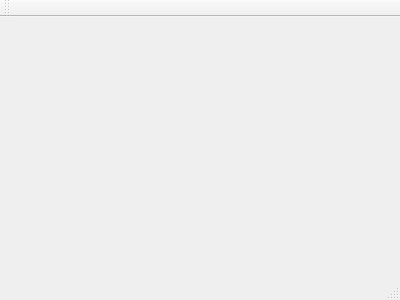
Above: mainwindow.ui from Teaching-projects/SZE-Projektmunka2-2019-XBodyStats before the change. Below: the same form after it.
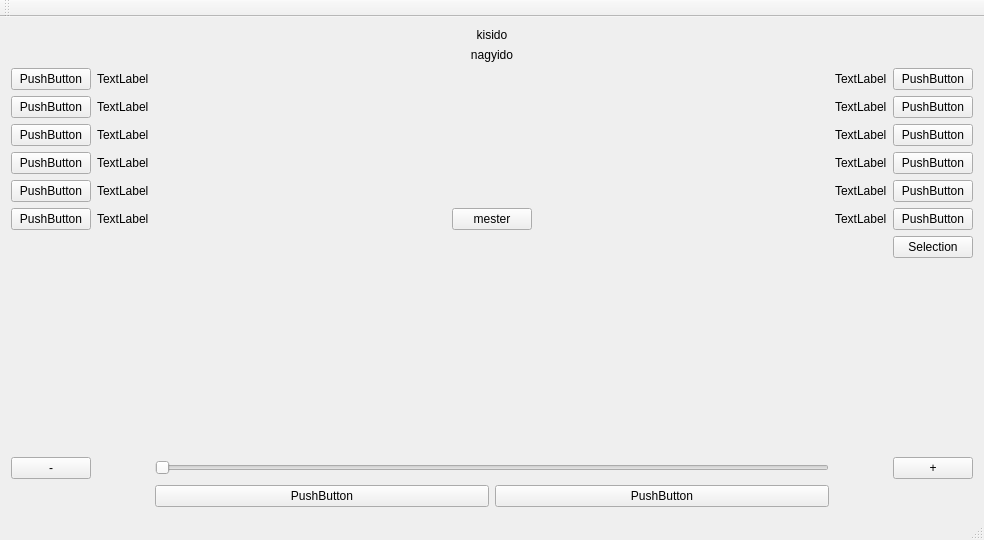
That is the form after the change.

```diff
--- a/mainwindow.ui
+++ b/mainwindow.ui
@@ -1,24 +1,355 @@
 <ui version="4.0">
  <class>MainWindow</class>
- <widget class="QMainWindow" name="MainWindow" >
-  <property name="geometry" >
+ <widget class="QMainWindow" name="MainWindow">
+  <property name="geometry">
    <rect>
     <x>0</x>
     <y>0</y>
-    <width>400</width>
-    <height>300</height>
+    <width>984</width>
+    <height>540</height>
    </rect>
   </property>
-  <property name="windowTitle" >
+  <property name="minimumSize">
+   <size>
+    <width>984</width>
+    <height>540</height>
+   </size>
+  </property>
+  <property name="maximumSize">
+   <size>
+    <width>984</width>
+    <height>540</height>
+   </size>
+  </property>
+  <property name="windowTitle">
    <string>MainWindow</string>
   </property>
-  <widget class="QMenuBar" name="menuBar" />
-  <widget class="QToolBar" name="mainToolBar" />
-  <widget class="QWidget" name="centralWidget" />
-  <widget class="QStatusBar" name="statusBar" />
+  <widget class="QWidget" name="centralWidget">
+   <layout class="QGridLayout" name="gridLayout">
+    <item row="9" column="4">
+     <widget class="QPushButton" name="pushButton_7">
+      <property name="text">
+       <string>PushButton</string>
+      </property>
+     </widget>
+    </item>
+    <item row="9" column="2">
+     <layout class="QHBoxLayout" name="horizontalLayout_2">
+      <item>
+       <spacer name="horizontalSpacer_2">
+        <property name="orientation">
+         <enum>Qt::Horizontal</enum>
+        </property>
+        <property name="sizeHint" stdset="0">
+         <size>
+          <width>40</width>
+          <height>20</height>
+         </size>
+        </property>
+       </spacer>
+      </item>
+      <item>
+       <widget class="QPushButton" name="pushButton_18">
+        <property name="text">
+         <string>mester</string>
+        </property>
+       </widget>
+      </item>
+      <item>
+       <spacer name="horizontalSpacer_3">
+        <property name="orientation">
+         <enum>Qt::Horizontal</enum>
+        </property>
+        <property name="sizeHint" stdset="0">
+         <size>
+          <width>40</width>
+          <height>20</height>
+         </size>
+        </property>
+       </spacer>
+      </item>
+     </layout>
+    </item>
+    <item row="6" column="4">
+     <widget class="QPushButton" name="pushButton_6">
+      <property name="text">
+       <string>PushButton</string>
+      </property>
+     </widget>
+    </item>
+    <item row="2" column="1">
+     <widget class="QLabel" name="label_6">
+      <property name="text">
+       <string>TextLabel</string>
+      </property>
+     </widget>
+    </item>
+    <item row="2" column="0">
+     <widget class="QPushButton" name="pushButton">
+      <property name="text">
+       <string>PushButton</string>
+      </property>
+     </widget>
+    </item>
+    <item row="6" column="1">
+     <widget class="QLabel" name="label_2">
+      <property name="text">
+       <string>TextLabel</string>
+      </property>
+     </widget>
+    </item>
+    <item row="12" column="2">
+     <widget class="QSlider" name="horizontalSlider">
+      <property name="orientation">
+       <enum>Qt::Horizontal</enum>
+      </property>
+     </widget>
+    </item>
+    <item row="1" column="2">
+     <layout class="QVBoxLayout" name="verticalLayout">
+      <item>
+       <widget class="QLabel" name="label_13">
+        <property name="text">
+         <string>kisido</string>
+        </property>
+        <property name="alignment">
+         <set>Qt::AlignCenter</set>
+        </property>
+       </widget>
+      </item>
+      <item>
+       <widget class="QLabel" name="label_14">
+        <property name="text">
+         <string>nagyido</string>
+        </property>
+        <property name="alignment">
+         <set>Qt::AlignCenter</set>
+        </property>
+       </widget>
+      </item>
+     </layout>
+    </item>
+    <item row="3" column="3">
+     <widget class="QLabel" name="label_11">
+      <property name="text">
+       <string>TextLabel</string>
+      </property>
+     </widget>
+    </item>
+    <item row="3" column="4">
+     <widget class="QPushButton" name="pushButton_3">
+      <property name="text">
+       <string>PushButton</string>
+      </property>
+     </widget>
+    </item>
+    <item row="4" column="4">
+     <widget class="QPushButton" name="pushButton_4">
+      <property name="text">
+       <string>PushButton</string>
+      </property>
+     </widget>
+    </item>
+    <item row="3" column="2">
+     <spacer name="horizontalSpacer">
+      <property name="orientation">
+       <enum>Qt::Horizontal</enum>
+      </property>
+      <property name="sizeHint" stdset="0">
+       <size>
+        <width>40</width>
+        <height>20</height>
+       </size>
+      </property>
+     </spacer>
+    </item>
+    <item row="6" column="3">
+     <widget class="QLabel" name="label_8">
+      <property name="text">
+       <string>TextLabel</string>
+      </property>
+     </widget>
+    </item>
+    <item row="11" column="2">
+     <spacer name="verticalSpacer">
+      <property name="orientation">
+       <enum>Qt::Vertical</enum>
+      </property>
+      <property name="sizeHint" stdset="0">
+       <size>
+        <width>20</width>
+        <height>40</height>
+       </size>
+      </property>
+     </spacer>
+    </item>
+    <item row="9" column="0">
+     <widget class="QPushButton" name="pushButton_12">
+      <property name="text">
+       <string>PushButton</string>
+      </property>
+     </widget>
+    </item>
+    <item row="10" column="4">
+     <widget class="QPushButton" name="pushButton_15">
+      <property name="text">
+       <string>Selection</string>
+      </property>
+     </widget>
+    </item>
+    <item row="9" column="3">
+     <widget class="QLabel" name="label_7">
+      <property name="text">
+       <string>TextLabel</string>
+      </property>
+     </widget>
+    </item>
+    <item row="13" column="2">
+     <layout class="QHBoxLayout" name="horizontalLayout">
+      <item>
+       <widget class="QPushButton" name="pushButton_17">
+        <property name="text">
+         <string>PushButton</string>
+        </property>
+       </widget>
+      </item>
+      <item>
+       <widget class="QPushButton" name="pushButton_16">
+        <property name="text">
+         <string>PushButton</string>
+        </property>
+       </widget>
+      </item>
+     </layout>
+    </item>
+    <item row="2" column="4">
+     <widget class="QPushButton" name="pushButton_2">
+      <property name="text">
+       <string>PushButton</string>
+      </property>
+     </widget>
+    </item>
+    <item row="5" column="3">
+     <widget class="QLabel" name="label_9">
+      <property name="text">
+       <string>TextLabel</string>
+      </property>
+     </widget>
+    </item>
+    <item row="4" column="3">
+     <widget class="QLabel" name="label_10">
+      <property name="text">
+       <string>TextLabel</string>
+      </property>
+     </widget>
+    </item>
+    <item row="9" column="1">
+     <widget class="QLabel" name="label">
+      <property name="text">
+       <string>TextLabel</string>
+      </property>
+     </widget>
+    </item>
+    <item row="3" column="1">
+     <widget class="QLabel" name="label_5">
+      <property name="text">
+       <string>TextLabel</string>
+      </property>
+     </widget>
+    </item>
+    <item row="12" column="4">
+     <widget class="QPushButton" name="pushButton_13">
+      <property name="text">
+       <string>+</string>
+      </property>
+     </widget>
+    </item>
+    <item row="4" column="0">
+     <widget class="QPushButton" name="pushButton_9">
+      <property name="text">
+       <string>PushButton</string>
+      </property>
+     </widget>
+    </item>
+    <item row="6" column="0">
+     <widget class="QPushButton" name="pushButton_11">
+      <property name="text">
+       <string>PushButton</string>
+      </property>
+     </widget>
+    </item>
+    <item row="5" column="4">
+     <widget class="QPushButton" name="pushButton_5">
+      <property name="text">
+       <string>PushButton</string>
+      </property>
+     </widget>
+    </item>
+    <item row="4" column="1">
+     <widget class="QLabel" name="label_4">
+      <property name="text">
+       <string>TextLabel</string>
+      </property>
+     </widget>
+    </item>
+    <item row="5" column="1">
+     <widget class="QLabel" name="label_3">
+      <property name="text">
+       <string>TextLabel</string>
+      </property>
+     </widget>
+    </item>
+    <item row="3" column="0">
+     <widget class="QPushButton" name="pushButton_8">
+      <property name="text">
+       <string>PushButton</string>
+      </property>
+     </widget>
+    </item>
+    <item row="12" column="0">
+     <widget class="QPushButton" name="pushButton_14">
+      <property name="text">
+       <string>-</string>
+      </property>
+     </widget>
+    </item>
+    <item row="5" column="0">
+     <widget class="QPushButton" name="pushButton_10">
+      <property name="text">
+       <string>PushButton</string>
+      </property>
+     </widget>
+    </item>
+    <item row="2" column="3">
+     <widget class="QLabel" name="label_12">
+      <property name="text">
+       <string>TextLabel</string>
+      </property>
+     </widget>
+    </item>
+   </layout>
+  </widget>
+  <widget class="QMenuBar" name="menuBar">
+   <property name="geometry">
+    <rect>
+     <x>0</x>
+     <y>0</y>
+     <width>984</width>
+     <height>26</height>
+    </rect>
+   </property>
+  </widget>
+  <widget class="QToolBar" name="mainToolBar">
+   <attribute name="toolBarArea">
+    <enum>TopToolBarArea</enum>
+   </attribute>
+   <attribute name="toolBarBreak">
+    <bool>false</bool>
+   </attribute>
+  </widget>
+  <widget class="QStatusBar" name="statusBar"/>
  </widget>
- <layoutDefault spacing="6" margin="11" />
- <pixmapfunction></pixmapfunction>
+ <layoutdefault spacing="6" margin="11"/>
  <resources/>
  <connections/>
 </ui>
```
Left out of the diff: 1 changed line with no effect on the pictures.
